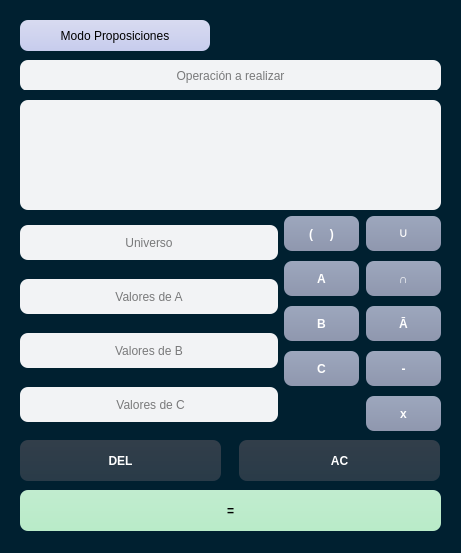
Above: UI.ui from nanyssalazar/Calculadora-Binaria before the change. Below: the same form after it.
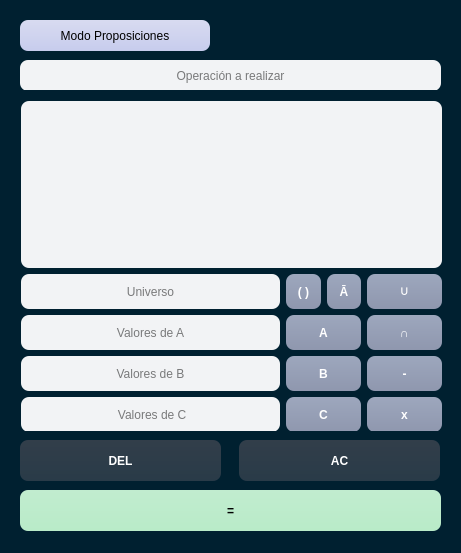
That is the form after the change. The open tabs and pages were chosen to show the change.

Patch:
```diff
--- a/UI.ui
+++ b/UI.ui
@@ -347,16 +347,16 @@
      </widget>
     </widget>
     <widget class="QWidget" name="conjuntos">
-     <widget class="QWidget" name="layoutWidget">
+     <widget class="QWidget" name="">
       <property name="geometry">
        <rect>
-        <x>20</x>
-        <y>10</y>
+        <x>21</x>
+        <y>11</y>
         <width>421</width>
         <height>331</height>
        </rect>
       </property>
-      <layout class="QGridLayout" name="gridLayout_3">
+      <layout class="QGridLayout" name="gridLayout_5">
        <item row="0" column="0" colspan="2">
         <widget class="QPlainTextEdit" name="resultado">
          <property name="styleSheet">
@@ -377,11 +377,8 @@
         </widget>
        </item>
        <item row="1" column="0">
-        <layout class="QVBoxLayout" name="verticalLayout">
-         <property name="spacing">
-          <number>10</number>
-         </property>
-         <item>
+        <layout class="QGridLayout" name="gridLayout_4">
+         <item row="0" column="0">
           <widget class="QLineEdit" name="universo">
            <property name="minimumSize">
             <size>
@@ -400,7 +397,7 @@
            </property>
           </widget>
          </item>
-         <item>
+         <item row="1" column="0">
           <widget class="QLineEdit" name="conjA">
            <property name="minimumSize">
             <size>
@@ -419,7 +416,7 @@
            </property>
           </widget>
          </item>
-         <item>
+         <item row="2" column="0">
           <widget class="QLineEdit" name="conjB">
            <property name="minimumSize">
             <size>
@@ -438,7 +435,7 @@
            </property>
           </widget>
          </item>
-         <item>
+         <item row="3" column="0">
           <widget class="QLineEdit" name="conjC">
            <property name="minimumSize">
             <size>
@@ -460,56 +457,23 @@
         </layout>
        </item>
        <item row="1" column="1">
+        <layout class="QGridLayout" name="gridLayout_3">
+         <item row="0" column="0">
         <layout class="QGridLayout" name="gridLayout">
-         <property name="horizontalSpacing">
-          <number>7</number>
-         </property>
-         <property name="verticalSpacing">
-          <number>10</number>
-         </property>
-         <item row="5" column="0">
-          <widget class="QPushButton" name="btn_conjC">
+           <item row="0" column="0">
+            <widget class="QPushButton" name="btn_parentesis">
            <property name="minimumSize">
             <size>
-             <width>0</width>
+               <width>10</width>
              <height>35</height>
             </size>
            </property>
-           <property name="styleSheet">
-            <string notr="true"/>
-           </property>
            <property name="text">
-            <string>C</string>
+              <string>( )</string>
            </property>
           </widget>
          </item>
-         <item row="5" column="2">
-          <widget class="QPushButton" name="btn_resta">
-           <property name="minimumSize">
-            <size>
-             <width>0</width>
-             <height>35</height>
-            </size>
-           </property>
-           <property name="text">
-            <string>-</string>
-           </property>
-          </widget>
-         </item>
-         <item row="2" column="2">
-          <widget class="QPushButton" name="btn_interseccion">
-           <property name="minimumSize">
-            <size>
-             <width>0</width>
-             <height>35</height>
-            </size>
-           </property>
-           <property name="text">
-            <string>∩</string>
-           </property>
-          </widget>
-         </item>
-         <item row="4" column="2">
+           <item row="0" column="1">
           <widget class="QPushButton" name="btn_a">
            <property name="minimumSize">
             <size>
@@ -528,11 +492,26 @@
            </property>
           </widget>
          </item>
-         <item row="2" column="0">
+          </layout>
+         </item>
+         <item row="0" column="1">
+          <widget class="QPushButton" name="btn_union">
+           <property name="minimumSize">
+            <size>
+             <width>75</width>
+             <height>35</height>
+            </size>
+           </property>
+           <property name="text">
+            <string>∪</string>
+           </property>
+          </widget>
+         </item>
+         <item row="1" column="0">
           <widget class="QPushButton" name="btn_conjA">
            <property name="minimumSize">
             <size>
-             <width>0</width>
+             <width>75</width>
              <height>35</height>
             </size>
            </property>
@@ -541,7 +520,20 @@
            </property>
           </widget>
          </item>
-         <item row="4" column="0">
+         <item row="1" column="1">
+          <widget class="QPushButton" name="btn_interseccion">
+           <property name="minimumSize">
+            <size>
+             <width>0</width>
+             <height>35</height>
+            </size>
+           </property>
+           <property name="text">
+            <string>∩</string>
+           </property>
+          </widget>
+         </item>
+         <item row="2" column="0">
           <widget class="QPushButton" name="btn_conjB">
            <property name="minimumSize">
             <size>
@@ -554,33 +546,36 @@
            </property>
           </widget>
          </item>
-         <item row="1" column="2">
-          <widget class="QPushButton" name="btn_union">
+         <item row="2" column="1">
+          <widget class="QPushButton" name="btn_resta">
            <property name="minimumSize">
             <size>
-             <width>75</width>
+             <width>0</width>
              <height>35</height>
             </size>
            </property>
            <property name="text">
-            <string>∪</string>
+            <string>-</string>
            </property>
           </widget>
          </item>
-         <item row="1" column="0">
-          <widget class="QPushButton" name="btn_parentesis">
+         <item row="3" column="0">
+          <widget class="QPushButton" name="btn_conjC">
            <property name="minimumSize">
             <size>
-             <width>75</width>
+             <width>0</width>
              <height>35</height>
             </size>
            </property>
+           <property name="styleSheet">
+            <string notr="true"/>
+           </property>
            <property name="text">
-            <string>(     )</string>
+            <string>C</string>
            </property>
           </widget>
          </item>
-         <item row="6" column="2">
+         <item row="3" column="1">
           <widget class="QPushButton" name="btn_producto">
            <property name="minimumSize">
             <size>
```
Left out of the diff: 2 changed lines with no effect on the pictures. Lines whose indentation alone changed are shown as unchanged.
